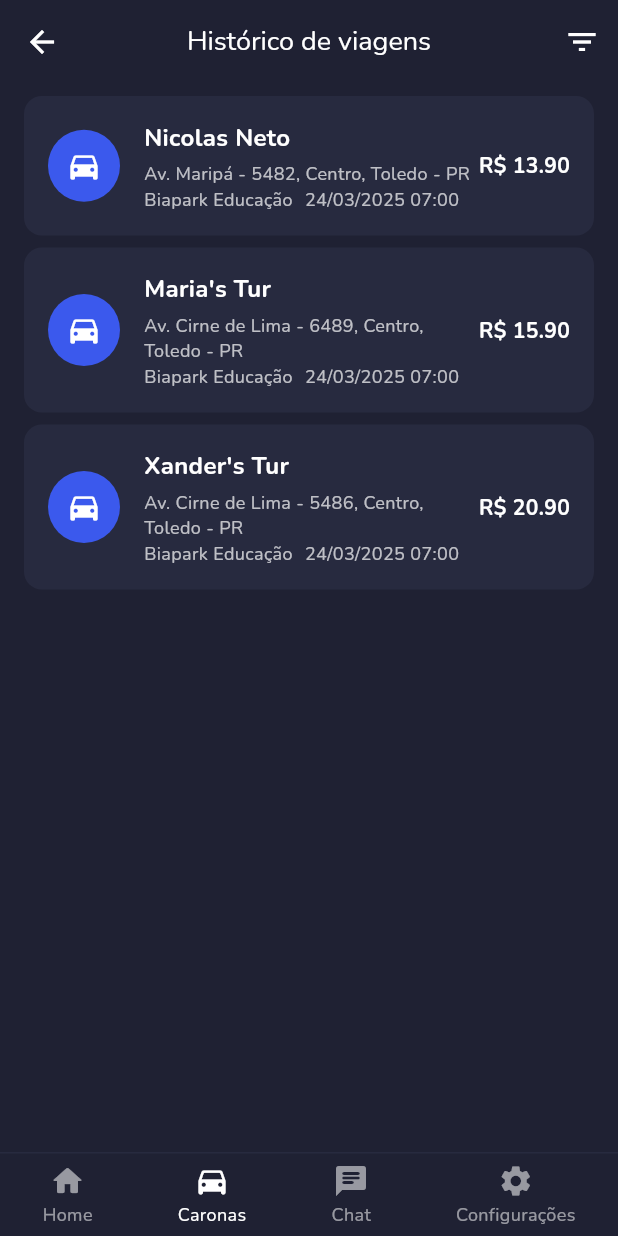
After one commit to Grupo-6-bpk/mobile-app, a Flutter app: the PassengerRideHistoryPage screen opened by its route, on a phone screen of 412 x 824 dp. The commit adds this screen. Run offline on Flutter 3.47's test engine with Material 3 defaults, Android fonts, the phone set to English and light mode, and no system bars; our stand-ins replace file_picker, google_fonts.

Commit message:
feat: adiciona tela de historico de viagens para o passageiro

```diff
--- a/lib/main.dart
+++ b/lib/main.dart
@@ -1,5 +1,6 @@
 import 'package:flutter/material.dart';
 import 'package:mobile_app/pages/login_page.dart';
+import 'package:mobile_app/pages/passenger_ride_history_page.dart';
 import 'package:mobile_app/pages/sign_up/driver_sign_up_page.dart';
 import 'package:mobile_app/pages/sign_up/passenger_sign_up_page.dart';
 import 'package:mobile_app/pages/sign_up/sign_up_role_page.dart';
@@ -33,6 +34,7 @@ class MyApp extends StatelessWidget {
         "/driverSignUp": (context) => DriverSignUpPage(),
         "/passengerSignUp": (context) => PassengerSignUpPage(),
         "/rideHistory": (context) => RideHistoryPage(),
+        "/passengerRideHistory": (context) => PassengerRideHistoryPage(),
       },
     );
   }
--- /dev/null
+++ b/lib/pages/passenger_ride_history_page.dart
@@ -0,0 +1,234 @@
+import 'package:flutter/material.dart';
+import 'package:mobile_app/pages/passenger_ride_detail_page.dart';
+
+class PassengerRideHistoryPage extends StatelessWidget {
+  const PassengerRideHistoryPage({super.key});
+
+  @override
+  Widget build(BuildContext context) {
+    return Scaffold(
+      backgroundColor: const Color(0xFF1F2133), // Cor de fundo escura conforme o print
+      appBar: AppBar(
+        backgroundColor: Colors.transparent,
+        elevation: 0,
+        title: const Text(
+          'Histórico de viagens',
+          style: TextStyle(
+            fontSize: 18,
+            fontWeight: FontWeight.normal,
+            color: Colors.white,
+          ),
+        ),
+        centerTitle: true,
+        leading: IconButton(
+          icon: const Icon(Icons.arrow_back, color: Colors.white),
+          onPressed: () => Navigator.pop(context),
+        ),
+        actions: [
+          IconButton(
+            icon: const Icon(Icons.filter_list, color: Colors.white),
+            onPressed: () {
+              // Implementar filtro de viagens
+            },
+          ),
+        ],
+      ),
+      body: ListView(
+        padding: const EdgeInsets.symmetric(vertical: 8.0, horizontal: 16.0),
+        children: [
+          _buildRideItem(
+            context,
+            driverName: 'Nicolas Neto',
+            address: 'Av. Maripá - 5482, Centro, Toledo - PR',
+            route: 'Biapark Educação',
+            dateTime: '24/03/2025 07:00',
+            price: 13.90,
+          ),
+          const SizedBox(height: 8),
+          _buildRideItem(
+            context,
+            driverName: 'Maria\'s Tur',
+            address: 'Av. Cirne de Lima - 6489, Centro, Toledo - PR',
+            route: 'Biapark Educação',
+            dateTime: '24/03/2025 07:00',
+            price: 15.90,
+          ),
+          const SizedBox(height: 8),
+          _buildRideItem(
+            context,
+            driverName: 'Xander\'s Tur',
+            address: 'Av. Cirne de Lima - 5486, Centro, Toledo - PR',
+            route: 'Biapark Educação',
+            dateTime: '24/03/2025 07:00',
+            price: 20.90,
+          ),
+        ],
+      ),
+      bottomNavigationBar: _buildBottomNavigationBar(context),
+    );
+  }
+
+  Widget _buildRideItem(
+    BuildContext context, {
+    required String driverName,
+    required String address,
+    required String route,
+    required String dateTime,
+    required double price,
+  }) {
+    return Container(
+      decoration: BoxDecoration(
+        color: const Color(0xFF272A3F), // Cor de fundo do card conforme o print
+        borderRadius: BorderRadius.circular(12.0),
+      ),
+      child: Material(
+        color: Colors.transparent,
+        child: InkWell(
+          borderRadius: BorderRadius.circular(12.0),
+          onTap: () {
+            final parts = dateTime.split(' ');
+            final date = parts[0];
+            final time = parts[1];
+
+            // Navegar para a página de detalhes da viagem
+            showDialog(
+              context: context,
+              builder: (context) => PassengerRideDetailPage(
+                date: date,
+                address: address,
+                time: time,
+                title: driverName,
+                vehicleInfo: 'Veículo: Carro particular',
+              ),
+            );
+          },
+          child: Padding(
+            padding: const EdgeInsets.all(16.0),
+            child: Row(
+              children: [
+                // Ícone de carro em círculo azul
+                Container(
+                  width: 48,
+                  height: 48,
+                  decoration: const BoxDecoration(
+                    color: Color(0xFF3B59ED), // Azul conforme o print
+                    shape: BoxShape.circle,
+                  ),
+                  child: const Icon(
+                    Icons.directions_car,
+                    color: Colors.white,
+                    size: 24,
+                  ),
+                ),
+                const SizedBox(width: 16.0),
+                // Informações da viagem
+                Expanded(
+                  child: Column(
+                    crossAxisAlignment: CrossAxisAlignment.start,
+                    children: [
+                      Text(
+                        driverName,
+                        style: const TextStyle(
+                          fontWeight: FontWeight.bold,
+                          color: Colors.white,
+                          fontSize: 16,
+                        ),
+                      ),
+                      const SizedBox(height: 4.0),
+                      Text(
+                        address,
+                        style: const TextStyle(
+                          fontSize: 12.0,
+                          color: Colors.white70,
+                        ),
+                      ),
+                      Row(
+                        children: [
+                          Text(
+                            route,
+                            style: const TextStyle(
+                              fontSize: 12.0,
+                              color: Colors.white70,
+                            ),
+                          ),
+                          const SizedBox(width: 8),
+                          Text(
+                            dateTime,
+                            style: const TextStyle(
+                              fontSize: 12.0,
+                              color: Colors.white70,
+                            ),
+                          ),
+                        ],
+                      ),
+                    ],
+                  ),
+                ),
+                // Preço
+                Column(
+                  crossAxisAlignment: CrossAxisAlignment.end,
+                  children: [
+                    Text(
+                      'R\$ ${price.toStringAsFixed(2)}',
+                      style: const TextStyle(
+                        fontWeight: FontWeight.bold,
+                        color: Colors.white,
+                      ),
+                    ),
+                  ],
+                ),
+              ],
+            ),
+          ),
+        ),
+      ),
+    );
+  }
+
+  Widget _buildBottomNavigationBar(BuildContext context) {
+    return Container(
+      height: 56,
+      decoration: const BoxDecoration(
+        color: Color(0xFF1F2133),
+        border: Border(
+          top: BorderSide(
+            color: Color(0xFF272A3F),
+            width: 1.0,
+          ),
+        ),
+      ),
+      child: Row(
+        mainAxisAlignment: MainAxisAlignment.spaceAround,
+        children: [
+          _buildNavBarItem(context, Icons.home_rounded, 'Home', false),
+          _buildNavBarItem(context, Icons.directions_car_rounded, 'Caronas', true),
+          _buildNavBarItem(context, Icons.chat_rounded, 'Chat', false),
+          _buildNavBarItem(context, Icons.settings, 'Configurações', false),
+        ],
+      ),
+    );
+  }
+
+  Widget _buildNavBarItem(BuildContext context, IconData icon, String label, bool isSelected) {
+    final color = isSelected ? Colors.white : Colors.white54;
+
+    return InkWell(
+      onTap: () {},
+      child: Column(
+        mainAxisSize: MainAxisSize.min,
+        mainAxisAlignment: MainAxisAlignment.center,
+        children: [
+          Icon(icon, color: color, size: 24),
+          const SizedBox(height: 2),
+          Text(
+            label,
+            style: TextStyle(
+              color: color,
+              fontSize: 12,
+            ),
+          ),
+        ],
+      ),
+    );
+  }
+}
```
Also changed, not shown: lib/pages/passenger_ride_detail_page.dart (added, +190 -0 lines).
